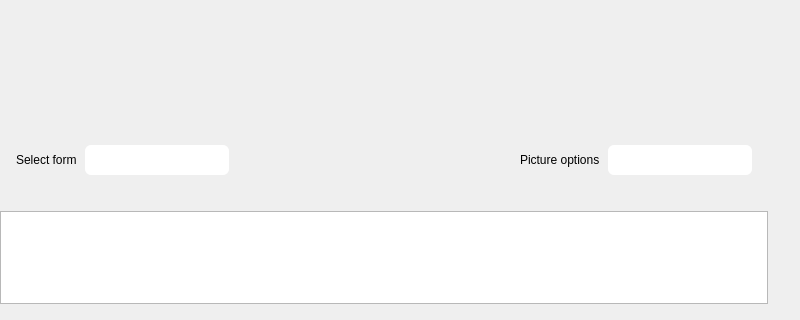
Above: plugins/personalized/wallpaper/wallpaper.ui from ukui/ukui-control-center before the change; both pictures show x 0 to 800 and y 99 to 419 of the 800 by 710 pixel window. Below: the same form after it.
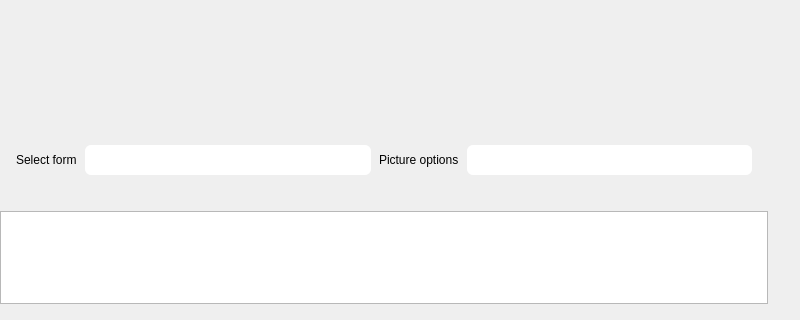
That is the form after the change. The open tabs and pages were chosen to show the change. Icons and pictures are not drawn.

Patch:
```diff
--- a/plugins/personalized/wallpaper/wallpaper.ui
+++ b/plugins/personalized/wallpaper/wallpaper.ui
@@ -208,7 +208,7 @@
           </property>
           <property name="maximumSize">
            <size>
-            <width>144</width>
+            <width>16777215</width>
             <height>30</height>
            </size>
           </property>
@@ -248,22 +248,6 @@
           </property>
          </widget>
         </item>
-        <item>
-         <spacer name="horizontalSpacer">
-          <property name="orientation">
-           <enum>Qt::Horizontal</enum>
-          </property>
-          <property name="sizeType">
-           <enum>QSizePolicy::Expanding</enum>
-          </property>
-          <property name="sizeHint" stdset="0">
-           <size>
-            <width>40</width>
-            <height>20</height>
-           </size>
-          </property>
-         </spacer>
-        </item>
         <item>
          <widget class="QLabel" name="picOptionsLabel">
           <property name="sizePolicy">
@@ -287,7 +271,7 @@
           </property>
           <property name="maximumSize">
            <size>
-            <width>144</width>
+            <width>16777215</width>
             <height>30</height>
            </size>
           </property>
```
Left out of the diff: 2 changed lines with no effect on the pictures.
